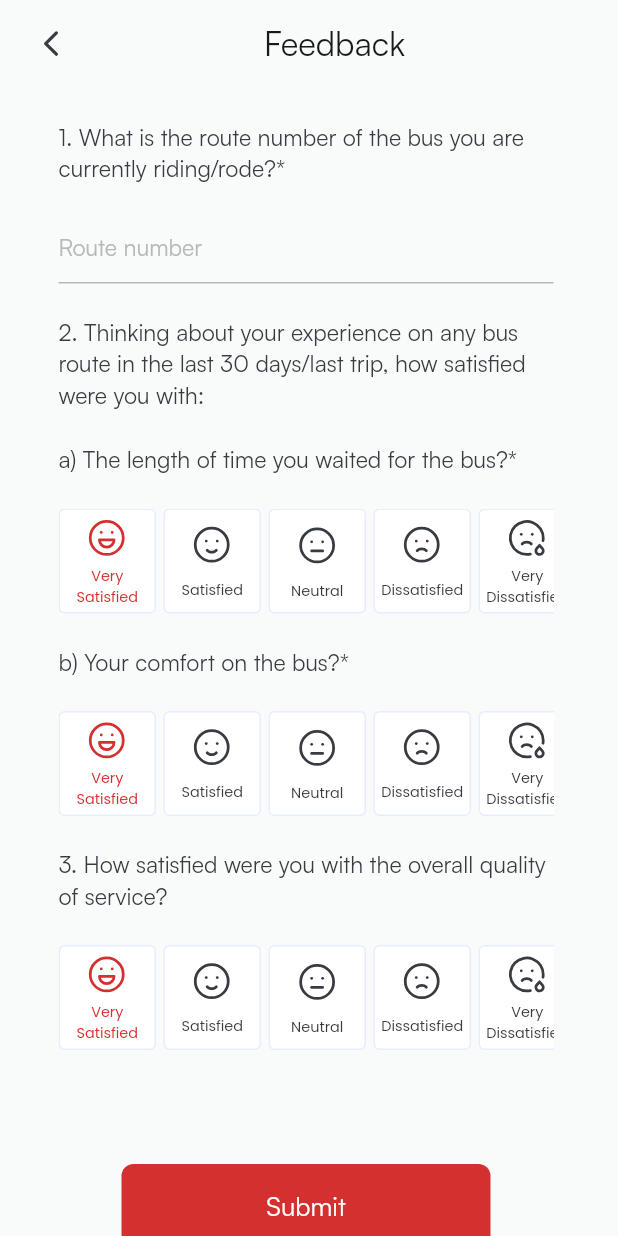
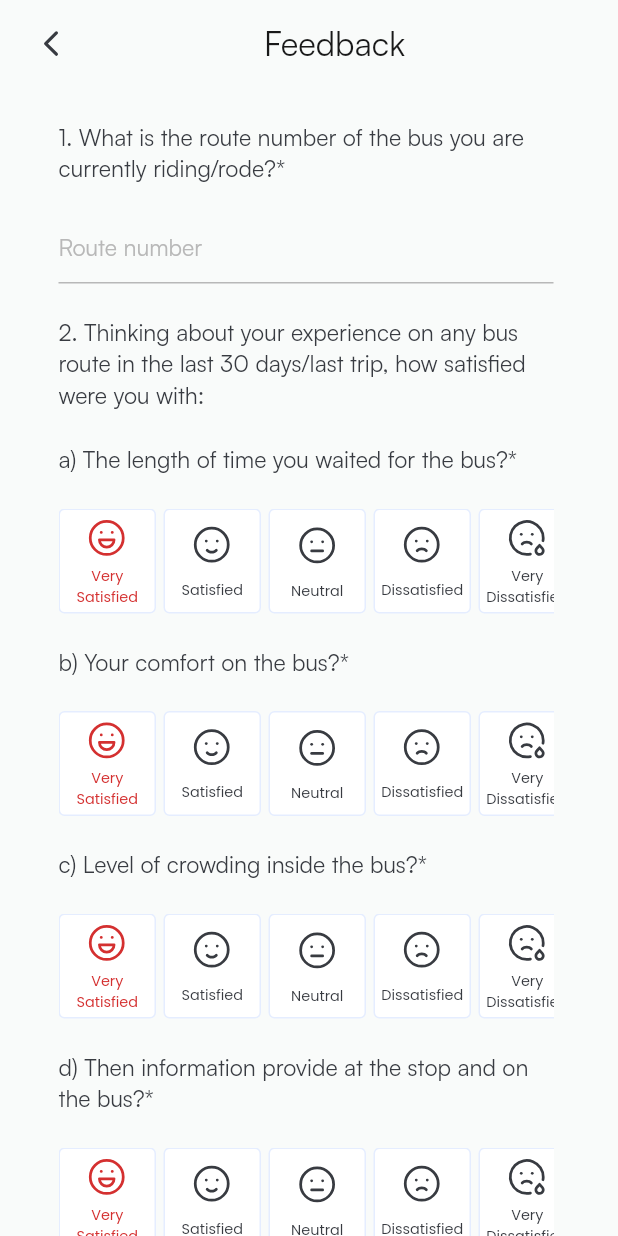
Before and after one commit to AshokSongara/ahmedabad_brts_amts, a Flutter app: the FeedBackScreen screen opened by its route, on a phone screen of 412 x 824 dp. Run offline on Flutter 3.47's test engine with Material 2 defaults, Android fonts, the phone set to English and light mode, and no system bars; our stand-ins replace bloc, carousel_slider, equatable, flutter_bloc, flutter_map, flutter_screenutil and 12 more; missing offline and left inert: flutter_phone_direct_caller; accounts and stored records are empty.

Commit message:
Rushik: design change in feedback page.

```diff
--- a/lib/presentation/pages/feedback/feedback_screen.dart
+++ b/lib/presentation/pages/feedback/feedback_screen.dart
@@ -130,6 +130,39 @@ class _FeedBackScreenState extends State<FeedBackScreen> {
                     ),
                   ),
                   getQuestionWidget(
+                      "c) Level of crowding inside the bus?*"),
+                  Padding(
+                    padding: const EdgeInsets.only(top: 22),
+                    child: FeedBackStatusList(
+                      list: list,
+                      selectedIndex: (index) {
+                        feedbackOne = index + 1;
+                      },
+                    ),
+                  ),
+                  getQuestionWidget(
+                      "d) Then information provide at the stop and on the bus?*"),
+                  Padding(
+                    padding: const EdgeInsets.only(top: 22),
+                    child: FeedBackStatusList(
+                      list: list,
+                      selectedIndex: (index) {
+                        feedbackOne = index + 1;
+                      },
+                    ),
+                  ),
+                  getQuestionWidget(
+                      "e) How satisfied are you with the bus journey you made in terms of value for money?*"),
+                  Padding(
+                    padding: const EdgeInsets.only(top: 22),
+                    child: FeedBackStatusList(
+                      list: list,
+                      selectedIndex: (index) {
+                        feedbackOne = index + 1;
+                      },
+                    ),
+                  ),
+                  getQuestionWidget(
                       "3. How satisfied were you with the overall quality of service?"),
                   Padding(
                     padding: const EdgeInsets.only(top: 22),
```
